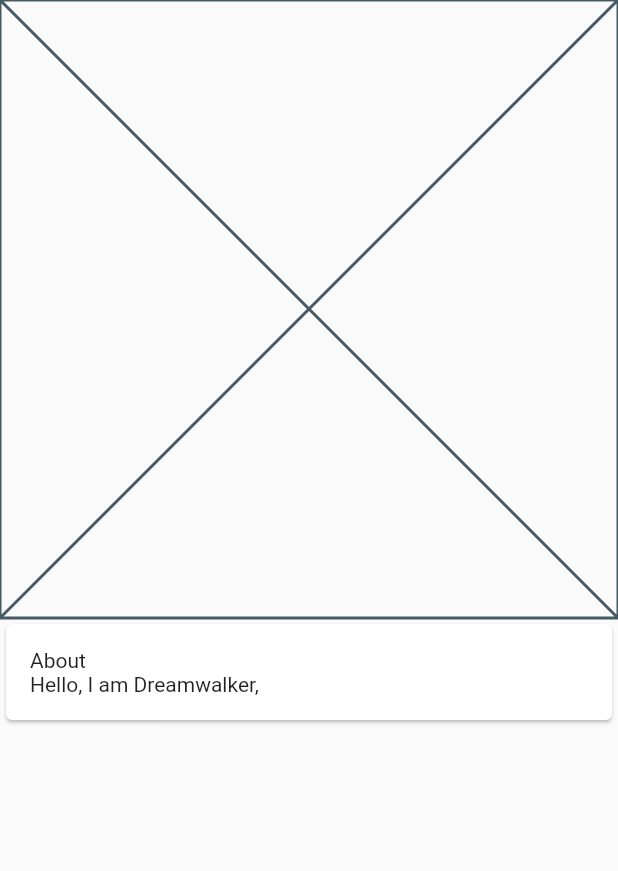
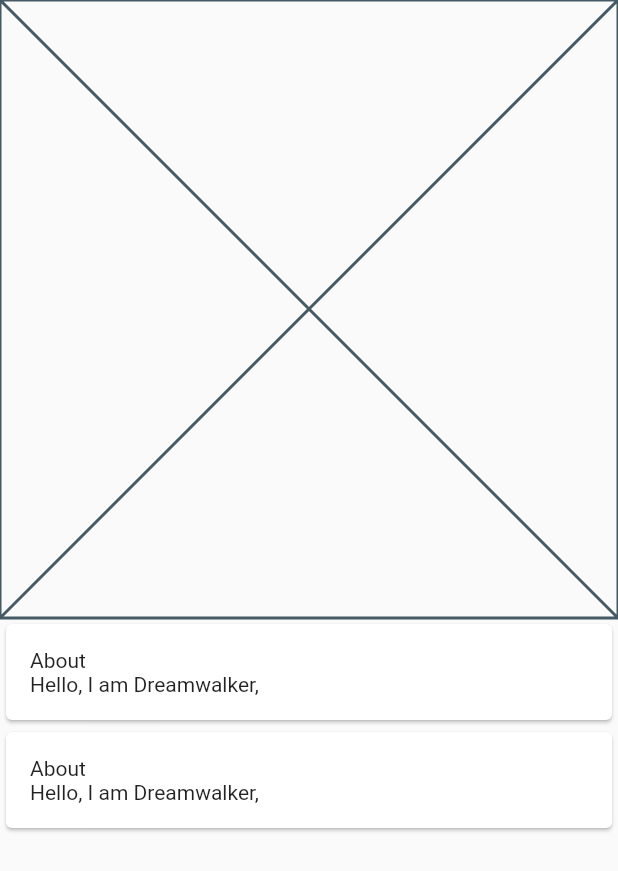
Before and after one commit to JAICHANGPARK/flutter_notebook_8th_story, a Flutter app: the ProfilePage screen opened directly, on a phone screen of 412 x 824 dp. Shown: the top 871 px of the screen. Run offline on Flutter 3.47's test engine with Material 2 defaults, Android fonts, the phone set to English and light mode, and no system bars; our stand-ins replace badges, flutter_hooks, google_fonts, hooks_riverpod, state_notifier; network calls fail.

Commit message:
Update profile_page.dart

```diff
--- a/lib/ep580_linkedin_app/profile_page.dart
+++ b/lib/ep580_linkedin_app/profile_page.dart
@@ -36,7 +36,26 @@ class _ProfilePageState extends State<ProfilePage> {
                       ),
                     ),
                   ),
-                  Card(),
+                  SizedBox(
+                    width: double.infinity,
+                    child: Card(
+                      child: Padding(
+                        padding: const EdgeInsets.all(16.0),
+                        child: Column(
+                          crossAxisAlignment: CrossAxisAlignment.start,
+                          children: [
+                            Text("About"),
+                            Row(
+                              children: [
+                                Text("Hello, I am Dreamwalker, ")
+                              ],
+                            )
+
+                          ],
+                        ),
+                      ),
+                    ),
+                  ),
                   Card(),
                 ],
               ),
```
